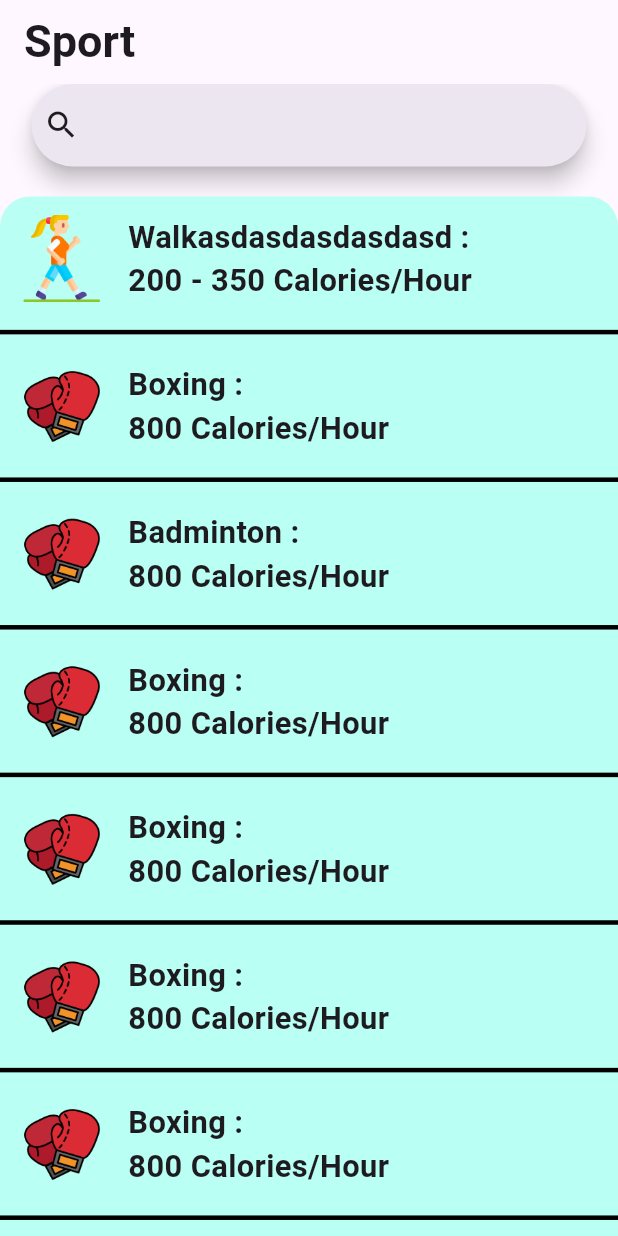
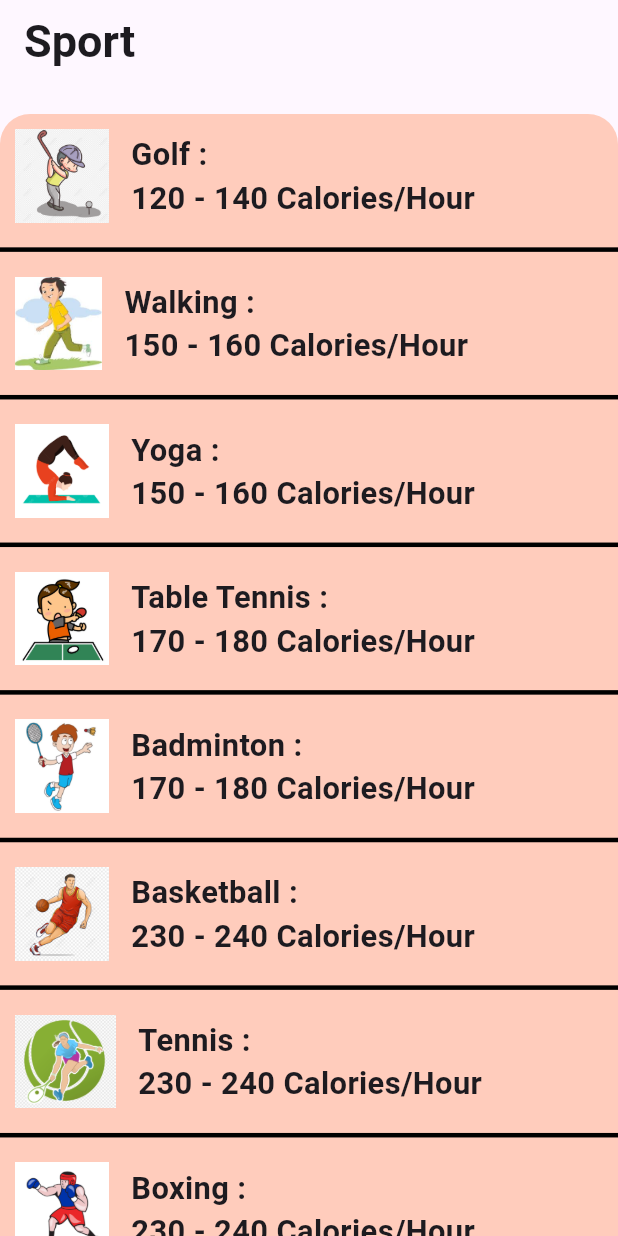
Before and after one commit to Project-Mobile-Sun-Palm/project-mobile, a Flutter app: the SportsScreen screen opened by its route, on a phone screen of 412 x 824 dp. Run offline on Flutter 3.47's test engine with Material 3 defaults, Android fonts, the light colour scheme and no system bars; our stand-ins replace cloud_firestore, firebase_auth, firebase_core, firebase_storage, image_picker, syncfusion_flutter_gauges; missing offline and left inert: stroke_text; accounts and stored records are empty; network calls fail.

Commit message:
make_image_sports

```diff
--- a/lib/views/sports/sports_card.dart
+++ b/lib/views/sports/sports_card.dart
@@ -16,7 +16,7 @@ class SportCard extends StatelessWidget {
     return Column(
       children: [
         Container(
-          padding: const EdgeInsets.all(12),
+          padding: const EdgeInsets.all(10),
           height: MediaQuery.of(context).size.height * 0.1,
           width: MediaQuery.of(context).size.width * 1.0,
           child: Row(
--- a/lib/views/sports/sports_screen.dart
+++ b/lib/views/sports/sports_screen.dart
@@ -19,20 +19,20 @@ class SportsScreen extends StatelessWidget {
           child: Column(
         mainAxisAlignment: MainAxisAlignment.start,
         children: [
-          Container(
-            height: 55,
-            width: 370,
-            child: const SearchBar(
-              leading: Icon(Icons.search),
-            ),
-          ),
-          SizedBox(
+          // Container(
+          //   height: 55,
+          //   width: 370,
+          //   child: const SearchBar(
+          //     leading: Icon(Icons.search),
+          //   ),
+          // ),
+          const SizedBox(
             height: 20,
           ),
           Container(
-            decoration: const BoxDecoration(
-                color: Color.fromRGBO(186, 255, 243, 1),
-                borderRadius: BorderRadius.only(
+            decoration: BoxDecoration(
+                color: Colors.deepOrange[100],
+                borderRadius: const BorderRadius.only(
                     topLeft: Radius.circular(20),
                     topRight: Radius.circular(20))),
             child: Expanded(
@@ -40,53 +40,61 @@ class SportsScreen extends StatelessWidget {
                 child: const Column(
                   children: [
                     SportCard(
-                        sportName: "Walkasdasdasdasdasd",
-                        calories: "200 - 350",
-                        sportPic: "walking.png"),
+                        sportName: "Golf",
+                        calories: "120 - 140",
+                        sportPic: "golf.png"),
+                    SportCard(
+                        sportName: "Walking",
+                        calories: "150 - 160",
+                        sportPic: "walk.jpg"),
+                    SportCard(
+                        sportName: "Yoga",
+                        calories: "150 - 160",
+                        sportPic: "yoga.png"),
+                    SportCard(
+                        sportName: "Table Tennis",
+                        calories: "170 - 180",
+                        sportPic: "table_tennis.jpeg"),
+                    SportCard(
+                        sportName: "Badminton",
+                        calories: "170 - 180",
+                        sportPic: "badminton.jpg"),
+                    SportCard(
+                        sportName: "Basketball",
+                        calories: "230 - 240",
+                        sportPic: "basketball.png"),
+                    SportCard(
+                        sportName: "Tennis",
+                        calories: "230 - 240",
+                        sportPic: "tennis.png"),
                     SportCard(
                         sportName: "Boxing",
-                        calories: "800",
-                        sportPic: "boxing-gloves.png"),
+                        calories: "230 - 240",
+                        sportPic: "boxing.jpg"),
                     SportCard(
-                        sportName: "Badminton",
-                        calories: "800",
-                        sportPic: "boxing-gloves.png"),
+                        sportName: "Climbing",
+                        calories: "250 - 260",
+                        sportPic: "climbing.png"),
                     SportCard(
-                        sportName: "Boxing",
-                        calories: "800",
-                        sportPic: "boxing-gloves.png"),
+                        sportName: "Swimming",
+                        calories: "270 - 280",
+                        sportPic: "swimming.jpg"),
                     SportCard(
-                        sportName: "Boxing",
-                        calories: "800",
-                        sportPic: "boxing-gloves.png"),
+                        sportName: "Football",
+                        calories: "270 - 280",
+                        sportPic: "football.png"),
                     SportCard(
-                        sportName: "Boxing",
-                        calories: "800",
-                        sportPic: "boxing-gloves.png"),
+                        sportName: "Fencing",
+                        calories: "390 - 400",
+                        sportPic: "fencing.png"),
                     SportCard(
-                        sportName: "Boxing",
-                        calories: "800",
-                        sportPic: "boxing-gloves.png"),
+                        sportName: "Squat",
+                        calories: "390 - 400",
+                        sportPic: "squat.png"),
                     SportCard(
-                        sportName: "Boxing",
-                        calories: "800",
-                        sportPic: "boxing-gloves.png"),
-                    SportCard(
-                        sportName: "Boxing",
-                        calories: "800",
-                        sportPic: "boxing-gloves.png"),
-                    SportCard(
-                        sportName: "Boxing",
-                        calories: "800",
-                        sportPic: "boxing-gloves.png"),
-                    SportCard(
-                        sportName: "Boxing",
-                        calories: "800",
-                        sportPic: "boxing-gloves.png"),
-                    SportCard(
-                        sportName: "Walk",
-                        calories: "200 - 350",
-                        sportPic: "walking.png"),
+                        sportName: "Taekwondo",
+                        calories: "390 - 400",
+                        sportPic: "taekwondo.png"),
                   ],
                 ),
               ),
```
Also changed, not shown: lib/views/history/history_card.dart (+4 -3 lines), pubspec.yaml (+16 -0 lines), assets/images/badminton.jpg (added), assets/images/basketball.png (added), assets/images/boxing.jpg (added), assets/images/climbing.png (added), assets/images/fencing.png (added), assets/images/football.png (added), assets/images/golf.png (added), assets/images/squat.png (added), assets/images/swimming.jpg (added), assets/images/table_tennis.jpeg (added), assets/images/taekwondo.png (added), assets/images/tennis.png (added), 2 more files.
